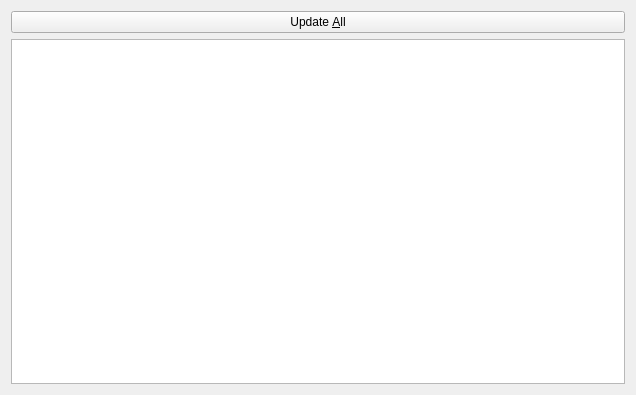
This is src/ui/localmodbrowser.ui in kaniol-lck/modmanager as Qt 5 draws it before an edit. The edited form follows.
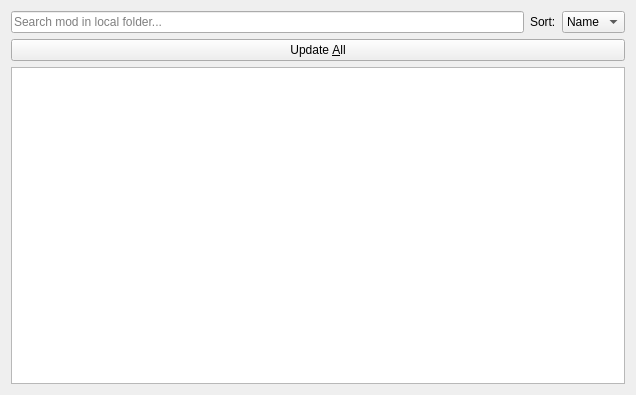
This is the edited form.

Commit message: add local mod search and sort.

Diff of the .ui file:
```diff
--- a/src/ui/localmodbrowser.ui
+++ b/src/ui/localmodbrowser.ui
@@ -15,13 +15,53 @@
   </property>
   <layout class="QGridLayout" name="gridLayout">
    <item row="0" column="0">
+    <layout class="QHBoxLayout" name="horizontalLayout">
+     <item>
+      <widget class="QLineEdit" name="searchText">
+       <property name="placeholderText">
+        <string>Search mod in local folder...</string>
+       </property>
+      </widget>
+     </item>
+     <item>
+      <widget class="QLabel" name="label">
+       <property name="text">
+        <string>Sort:</string>
+       </property>
+       <property name="buddy">
+        <cstring>comboBox</cstring>
+       </property>
+      </widget>
+     </item>
+     <item>
+      <widget class="QComboBox" name="comboBox">
+       <item>
+        <property name="text">
+         <string>Name</string>
+        </property>
+       </item>
+       <item>
+        <property name="text">
+         <string>Date</string>
+        </property>
+       </item>
+       <item>
+        <property name="text">
+         <string>Size</string>
+        </property>
+       </item>
+      </widget>
+     </item>
+    </layout>
+   </item>
+   <item row="1" column="0">
     <widget class="QPushButton" name="updateAllButton">
      <property name="text">
       <string>Update &amp;All</string>
      </property>
     </widget>
    </item>
-   <item row="1" column="0">
+   <item row="2" column="0">
     <widget class="QListWidget" name="modListWidget">
      <property name="verticalScrollMode">
       <enum>QAbstractItemView::ScrollPerPixel</enum>
```
The commit also changes 8 other files.
